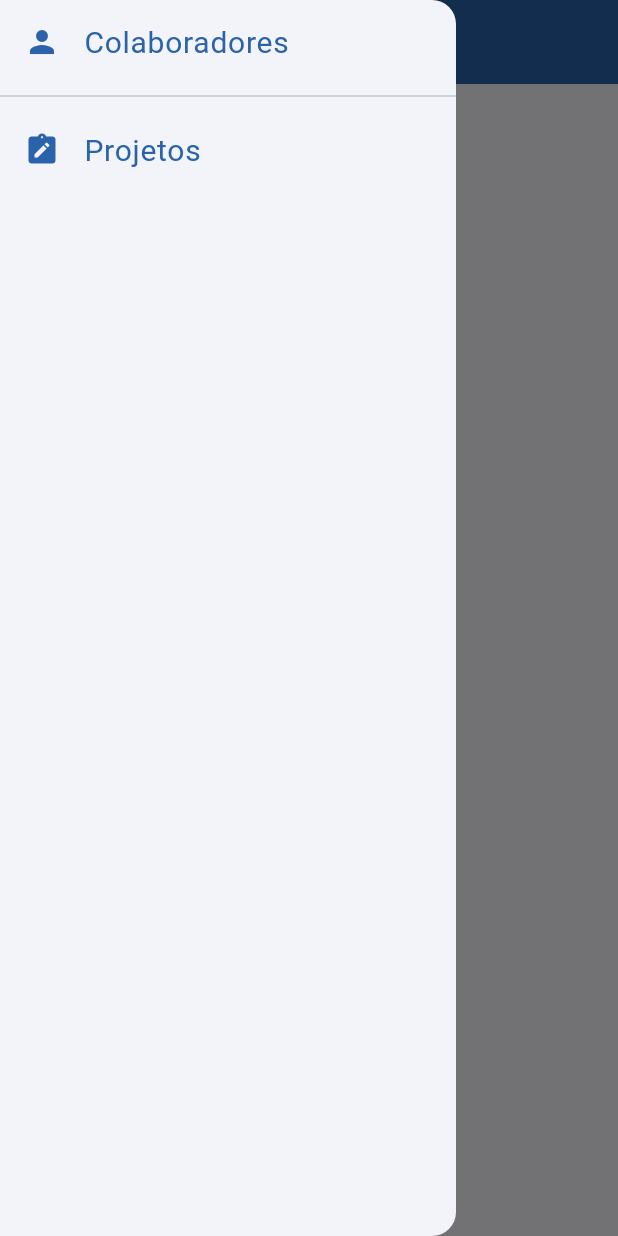
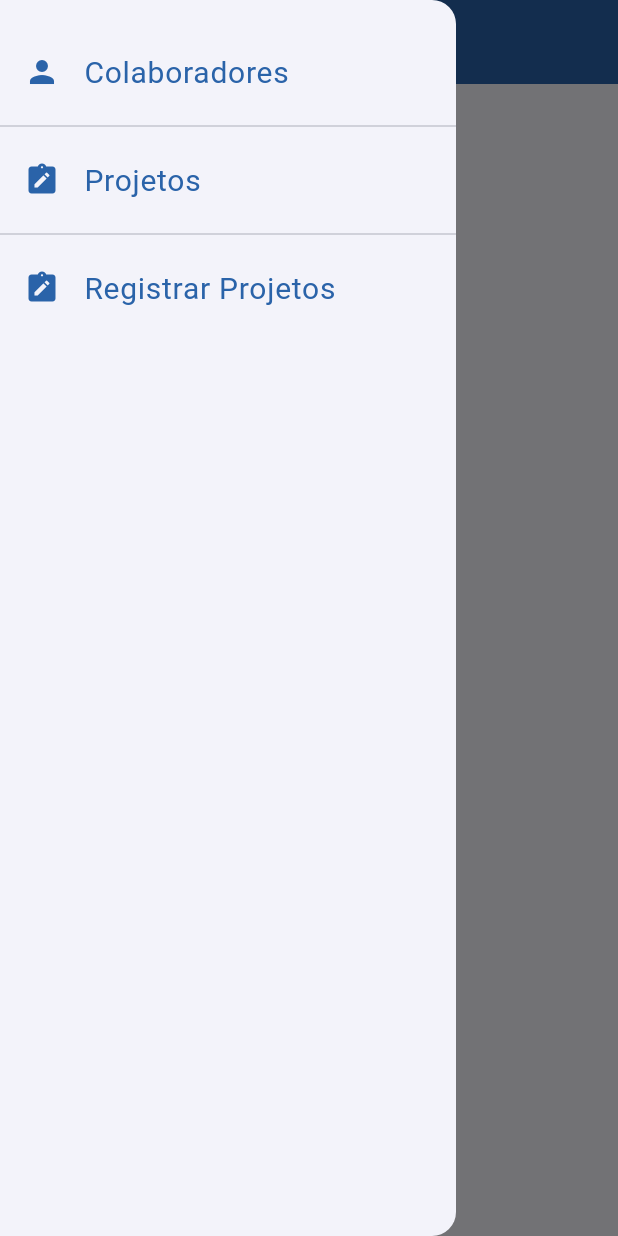
Before and after one commit to Madson-Carvalho/Allocation-Manager-Mobile, a Flutter app: the screen it shows after launch, with the side drawer open, on a phone screen of 412 x 824 dp. Run offline on Flutter 3.47's test engine with Material 3 defaults, Android fonts, the phone set to English and light mode, and no system bars.

Commit message:
Criação da página de cadastro de projeto.

```diff
--- a/lib/main.dart
+++ b/lib/main.dart
@@ -1,5 +1,6 @@
 import 'package:allocation_manager_mobile/commons/app_colors.dart';
 import 'package:allocation_manager_mobile/pages/home_page.dart';
+import 'package:allocation_manager_mobile/pages/register_project.dart';
 import 'package:flutter/material.dart';
 
 void main() {
@@ -17,7 +18,11 @@ class MyApp extends StatelessWidget {
         colorScheme: ColorScheme.fromSeed(seedColor: AppColors.primaryColor),
         useMaterial3: true,
       ),
-      home: const HomePage(),
+      initialRoute: '/',
+      routes: {
+        '/': (context) => const HomePage(),
+        '/register-project': (context) => const RegisterProject(),
+      },
     );
   }
 }
--- a/lib/widgets/app_sidebar.dart
+++ b/lib/widgets/app_sidebar.dart
@@ -15,20 +15,44 @@ class _AppSidebarState extends State<AppSidebar> {
     return SafeArea(
       child: Drawer(
         child: Container(
-          child: ListView(padding: EdgeInsets.zero, children: const [
-            ListTile(
+          child: ListView(padding: const EdgeInsets.only(top: 20), children: [
+            GestureDetector(
+              onTap: () {
+                Navigator.pushReplacementNamed(context, '/');
+              },
+              child: const ListTile(
                 leading: Icon(Icons.person, color: AppColors.primaryColor),
                 title: Text(
                   'Colaboradores',
-                style: TextStyle(fontSize: 20.0, color: AppColors.primaryColor),
+                  style:
+                      TextStyle(fontSize: 20.0, color: AppColors.primaryColor),
                 ),
               ),
-            Divider(),
-            ListTile(
+            ),
+            const Divider(),
+            GestureDetector(
+              onTap: () {
+                Navigator.pushReplacementNamed(context, '/');
+              },
+              child: const ListTile(
                 leading: Icon(Icons.note_alt, color: AppColors.primaryColor),
                 title: Text(
                   'Projetos',
                   style: TextStyle(fontSize: 20.0, color: AppColors.primaryColor),
+                ),
+              ),
+            ),
+            const Divider(),
+            GestureDetector(
+              onTap: () {
+                Navigator.pushReplacementNamed(context, '/register-project');
+              },
+              child: const ListTile(
+                leading: Icon(Icons.note_alt, color: AppColors.primaryColor),
+                title: Text(
+                  'Registrar Projetos',
+                  style: TextStyle(fontSize: 20.0, color: AppColors.primaryColor),
+                ),
               ),
             ),
           ]),
--- a/lib/widgets/custom_text_form_field.dart
+++ b/lib/widgets/custom_text_form_field.dart
@@ -37,9 +37,7 @@ class _CustomTextFormFieldState extends State<CustomTextFormField> {
         obscureText: widget.obscureText ?? false,
         keyboardType: widget.keyboardType,
         decoration: InputDecoration(
-          // fillColor: Colors.white,
-          // filled: true,
-          labelStyle: const TextStyle(color: AppColors.white),
+          labelStyle: const TextStyle(color: AppColors.primaryColor),
           suffixIcon: widget.suffixIcon,
           labelText: widget.labelText,
           focusedBorder: defaultBorder,
```
Also changed, not shown: lib/pages/register_project.dart (added, +59 -0 lines), lib/widgets/custom_datepicker_form_field.dart (added, +79 -0 lines). Lines whose indentation alone changed are shown as unchanged.
